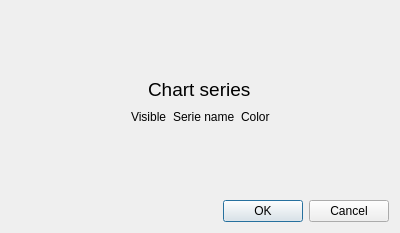
AdamStalica/discharger, file discharger_desktop/discharger_desktop/ChartPropertiesDialog.ui: the form before one commit.
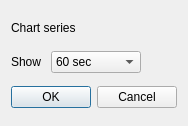
The form after the commit. Icons and pictures are not drawn.

Patch:
```diff
--- a/discharger_desktop/discharger_desktop/ChartPropertiesDialog.ui
+++ b/discharger_desktop/discharger_desktop/ChartPropertiesDialog.ui
@@ -6,12 +6,12 @@
    <rect>
     <x>0</x>
     <y>0</y>
-    <width>400</width>
-    <height>233</height>
+    <width>174</width>
+    <height>126</height>
    </rect>
   </property>
   <property name="sizePolicy">
-   <sizepolicy hsizetype="Maximum" vsizetype="Preferred">
+   <sizepolicy hsizetype="Maximum" vsizetype="Maximum">
     <horstretch>0</horstretch>
     <verstretch>0</verstretch>
    </sizepolicy>
@@ -23,82 +23,15 @@
    <iconset resource="ChartPropertiesDialog.qrc">
     <normaloff>:/icon/media/icons/chart.ico</normaloff>:/icon/media/icons/chart.ico</iconset>
   </property>
+  <property name="sizeGripEnabled">
+   <bool>false</bool>
+  </property>
   <layout class="QVBoxLayout" name="verticalLayout">
-   <item>
-    <spacer name="verticalSpacer">
-     <property name="orientation">
-      <enum>Qt::Vertical</enum>
-     </property>
-     <property name="sizeHint" stdset="0">
-      <size>
-       <width>20</width>
-       <height>40</height>
-      </size>
-     </property>
-    </spacer>
-   </item>
-   <item alignment="Qt::AlignHCenter">
-    <widget class="QLabel" name="label">
-     <property name="sizePolicy">
-      <sizepolicy hsizetype="Preferred" vsizetype="Maximum">
-       <horstretch>0</horstretch>
-       <verstretch>0</verstretch>
-      </sizepolicy>
-     </property>
-     <property name="font">
-      <font>
-       <pointsize>14</pointsize>
-      </font>
-     </property>
-     <property name="text">
-      <string>Chart series</string>
-     </property>
-    </widget>
-   </item>
    <item>
     <layout class="QHBoxLayout" name="horizontalLayout">
-     <item>
-      <spacer name="horizontalSpacer">
-       <property name="orientation">
-        <enum>Qt::Horizontal</enum>
-       </property>
-       <property name="sizeHint" stdset="0">
-        <size>
-         <width>40</width>
-         <height>20</height>
-        </size>
-       </property>
-      </spacer>
-     </item>
      <item>
       <layout class="QGridLayout" name="seriesLayout">
-       <item row="0" column="2" alignment="Qt::AlignHCenter">
-        <widget class="QLabel" name="label_4">
-         <property name="sizePolicy">
-          <sizepolicy hsizetype="Maximum" vsizetype="Preferred">
-           <horstretch>0</horstretch>
-           <verstretch>0</verstretch>
-          </sizepolicy>
-         </property>
-         <property name="text">
-          <string>Color</string>
-         </property>
-        </widget>
-       </item>
-       <item row="0" column="1" alignment="Qt::AlignLeft">
-        <widget class="QLabel" name="label_3">
-         <property name="sizePolicy">
-          <sizepolicy hsizetype="Preferred" vsizetype="Maximum">
-           <horstretch>0</horstretch>
-           <verstretch>0</verstretch>
-          </sizepolicy>
-         </property>
-         <property name="text">
-          <string>Serie name</string>
-         </property>
-        </widget>
-       </item>
-       <item row="0" column="0" alignment="Qt::AlignHCenter">
+       <item row="0" column="0" alignment="Qt::AlignLeft">
         <widget class="QLabel" name="label_2">
          <property name="sizePolicy">
           <sizepolicy hsizetype="Maximum" vsizetype="Maximum">
@@ -107,7 +40,7 @@
           </sizepolicy>
          </property>
          <property name="text">
-          <string>Visible</string>
+          <string>Chart series</string>
          </property>
         </widget>
        </item>
@@ -129,17 +62,64 @@
     </layout>
    </item>
    <item>
-    <spacer name="verticalSpacer_2">
-     <property name="orientation">
-      <enum>Qt::Vertical</enum>
-     </property>
-     <property name="sizeHint" stdset="0">
-      <size>
-       <width>20</width>
-       <height>40</height>
-      </size>
-     </property>
-    </spacer>
+    <layout class="QHBoxLayout" name="horizontalLayout_2">
+     <item>
+      <widget class="QLabel" name="label_3">
+       <property name="sizePolicy">
+        <sizepolicy hsizetype="Maximum" vsizetype="Maximum">
+         <horstretch>0</horstretch>
+         <verstretch>0</verstretch>
+        </sizepolicy>
+       </property>
+       <property name="text">
+        <string>Show </string>
+       </property>
+      </widget>
+     </item>
+     <item>
+      <widget class="QComboBox" name="periodBox">
+       <property name="sizePolicy">
+        <sizepolicy hsizetype="Maximum" vsizetype="Maximum">
+         <horstretch>0</horstretch>
+         <verstretch>0</verstretch>
+        </sizepolicy>
+       </property>
+       <item>
+        <property name="text">
+         <string>60 sec</string>
+        </property>
+       </item>
+       <item>
+        <property name="text">
+         <string>120 sec</string>
+        </property>
+       </item>
+       <item>
+        <property name="text">
+         <string>180 sec</string>
+        </property>
+       </item>
+       <item>
+        <property name="text">
+         <string>all the data</string>
+        </property>
+       </item>
+      </widget>
+     </item>
+     <item>
+      <spacer name="horizontalSpacer">
+       <property name="orientation">
+        <enum>Qt::Horizontal</enum>
+       </property>
+       <property name="sizeHint" stdset="0">
+        <size>
+         <width>40</width>
+         <height>20</height>
+        </size>
+       </property>
+      </spacer>
+     </item>
+    </layout>
    </item>
    <item>
     <widget class="QDialogButtonBox" name="dialogBtnBox">
```
